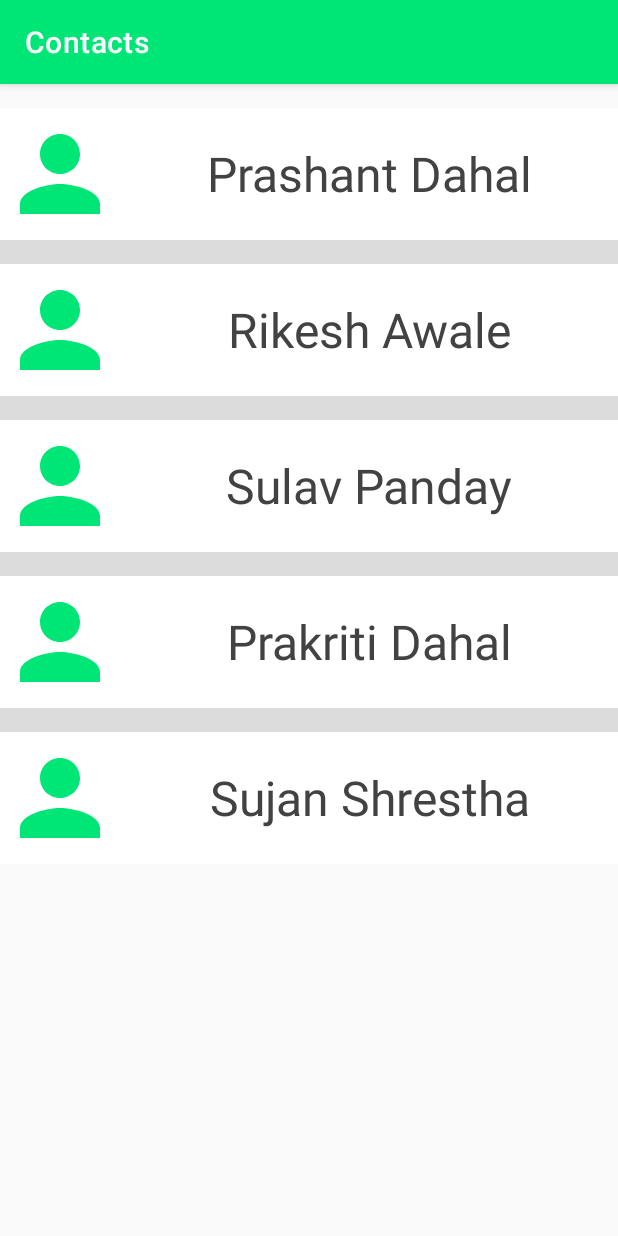
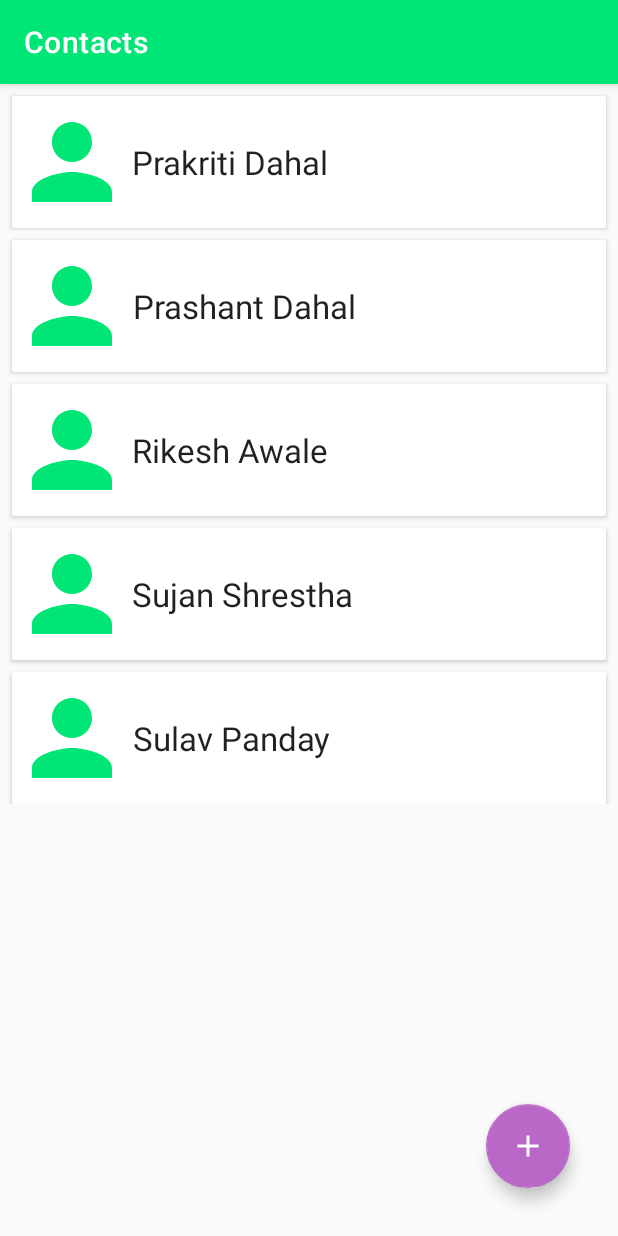
Before and after one commit to a1tereg0/Contacts, an Android app: the screen it shows after launch (MainActivity), on a phone screen of 412 x 824 dp. Run offline under Robolectric (Android 15) with nearby library versions, the phone set to English and light mode, and no system bars; our stand-ins replace Room's generated code.

Commit message:
Replace ListView with RecyclerView. Add a layout and class for adding new contact. Add a floating action button.Add a menu for adding contact.

```diff
--- a/app/build.gradle
+++ b/app/build.gradle
@@ -29,6 +29,7 @@ android {
 }
 
 dependencies {
+    implementation 'androidx.lifecycle:lifecycle-extensions:2.2.0'
     def lifecycle_version = "2.3.1"
     def room_version = "2.2.6"
 
--- a/app/src/main/java/com/example/contacts/ContactAdapter.java
+++ b/app/src/main/java/com/example/contacts/ContactAdapter.java
@@ -5,32 +5,52 @@ import android.view.LayoutInflater;
 import android.view.View;
 import android.view.ViewGroup;
 import android.widget.ArrayAdapter;
+import android.widget.ImageView;
 import android.widget.TextView;
 
 import androidx.annotation.NonNull;
 import androidx.annotation.Nullable;
+import androidx.recyclerview.widget.RecyclerView;
 
 import com.example.contacts.Models.Contact;
 
+import java.util.ArrayList;
 import java.util.List;
 
-public class ContactAdapter extends ArrayAdapter<Contact> {
+public class ContactAdapter extends RecyclerView.Adapter<ContactAdapter.ContactHolder> {
 
-    public ContactAdapter(@NonNull Context context, @NonNull List<Contact> objects) {
-        /* The layout resource id is 0 because we are inflating layout ourselves in the getView method*/
-        super(context, 0, objects);
-    }
+    private List<Contact> contacts = new ArrayList<>();
 
     @NonNull
     @Override
-    public View getView(int position, @Nullable View convertView, @NonNull ViewGroup parent) {
-        View listItemView = convertView;
-        if (convertView == null) {
-            listItemView = LayoutInflater.from(getContext()).inflate(R.layout.list_item, parent, false);
+    public ContactHolder onCreateViewHolder(@NonNull ViewGroup parent, int viewType) {
+        View itemView = LayoutInflater.from(parent.getContext()).inflate(R.layout.contact_item, parent, false);
+        return new ContactHolder(itemView);
+    }
+
+    @Override
+    public void onBindViewHolder(@NonNull ContactHolder holder, int position) {
+        Contact currentNote = contacts.get(position);
+        holder.textViewName.setText(currentNote.getFullName());
+    }
+
+    @Override
+    public int getItemCount() {
+        return contacts.size();
+    }
+
+    public void setContacts(List<Contact> contacts) {
+        this.contacts = contacts;
+        notifyDataSetChanged();
+    }
+
+    class ContactHolder extends RecyclerView.ViewHolder {
+        private ImageView imageViewPhoto;
+        private TextView textViewName;
+
+        public ContactHolder(@NonNull View itemView) {
+            super(itemView);
+            textViewName = itemView.findViewById(R.id.full_name_text_view);
         }
-        Contact contact = getItem(position);
-        TextView textView = (TextView) listItemView.findViewById(R.id.full_name_text_view);
-        textView.setText(contact.getFullName());
-        return listItemView;
     }
 }
--- a/app/src/main/java/com/example/contacts/MainActivity.java
+++ b/app/src/main/java/com/example/contacts/MainActivity.java
@@ -1,8 +1,14 @@
 package com.example.contacts;
 
+import androidx.annotation.Nullable;
 import androidx.appcompat.app.AppCompatActivity;
+import androidx.lifecycle.AndroidViewModel;
 import androidx.lifecycle.Observer;
+import androidx.lifecycle.ViewModel;
 import androidx.lifecycle.ViewModelProvider;
+import androidx.lifecycle.ViewModelProviders;
+import androidx.recyclerview.widget.LinearLayoutManager;
+import androidx.recyclerview.widget.RecyclerView;
 
 import android.content.Intent;
 import android.os.Bundle;
@@ -15,40 +21,60 @@ import android.widget.Toast;
 import com.example.contacts.Models.Contact;
 import com.example.contacts.Models.ContactList;
 import com.example.contacts.Models.ContactViewModal;
+import com.google.android.material.floatingactionbutton.FloatingActionButton;
 
 import java.util.ArrayList;
 import java.util.List;
 
 public class MainActivity extends AppCompatActivity {
 
+    public static final int ADD_CONTACT_REQUEST_CODE = 200;
+
     private ContactViewModal contactViewModal;
 
-    ListView listView;
-    ArrayList<Contact> contacts = ContactList.getContacts();
     @Override
     protected void onCreate(Bundle savedInstanceState) {
         super.onCreate(savedInstanceState);
         setContentView(R.layout.activity_main);
 
-        contactViewModal = new ViewModelProvider(this).get(ContactViewModal.class);
+        RecyclerView recyclerView = findViewById(R.id.list);
+        recyclerView.setLayoutManager(new LinearLayoutManager(this));
+        recyclerView.setHasFixedSize(true);
+        ContactAdapter adapter = new ContactAdapter();
+        recyclerView.setAdapter(adapter);
+
+        contactViewModal = ViewModelProviders.of(this).get(ContactViewModal.class);
         contactViewModal.getContacts().observe(this, new Observer<List<Contact>>() {
             @Override
             public void onChanged(List<Contact> contacts) {
-                // update RecyclerView or ListView
-                Toast.makeText(MainActivity.this, "onChanged", Toast.LENGTH_LONG).show();
+                adapter.setContacts(contacts);
             }
         });
 
-        ContactAdapter adapter = new ContactAdapter(this, contacts);
-        listView = (ListView) findViewById(R.id.list);
-        listView.setAdapter(adapter);
-        listView.setOnItemClickListener(new AdapterView.OnItemClickListener() {
+        FloatingActionButton  addContactButton = findViewById(R.id.add_contact_button);
+        addContactButton.setOnClickListener(new View.OnClickListener() {
             @Override
-            public void onItemClick(AdapterView<?> parent, View view, int position, long id) {
-                Intent intent = new Intent(MainActivity.this, ContactActivity.class);
-                intent.putExtra("EXTRA_LIST_ITEM_POSITION", position);
-                startActivity(intent);
+            public void onClick(View v) {
+                Intent intent = new Intent(MainActivity.this, AddContactActivity.class);
+                startActivityForResult(intent, ADD_CONTACT_REQUEST_CODE);
             }
         });
     }
+
+    @Override
+    protected void onActivityResult(int requestCode, int resultCode, @Nullable Intent data) {
+        super.onActivityResult(requestCode, resultCode, data);
+        if (requestCode == ADD_CONTACT_REQUEST_CODE && resultCode == RESULT_OK) {
+            String firstName = data.getStringExtra(AddContactActivity.EXTRA_FIRST_NAME);
+            String lastName = data.getStringExtra(AddContactActivity.EXTRA_LAST_NAME);
+            String phoneNumber = data.getStringExtra(AddContactActivity.EXTRA_PHONE_NUMBER);
+            String emailAddress = data.getStringExtra(AddContactActivity.EXTRA_EMAIL_ADDRESS);
+
+            Contact contact = new Contact(firstName, lastName, phoneNumber, emailAddress);
+            contactViewModal.insert(contact);
+            Toast.makeText(this, contact.getFullName()+" added to contacts", Toast.LENGTH_LONG).show();
+        } else {
+            Toast.makeText(this, "Contact not saved", Toast.LENGTH_LONG).show();
+        }
+    }
 }
--- a/app/src/main/java/com/example/contacts/Models/ContactDatabase.java
+++ b/app/src/main/java/com/example/contacts/Models/ContactDatabase.java
@@ -47,12 +47,6 @@ public abstract class ContactDatabase extends RoomDatabase {
             contactDao.insert(new Contact("Sulav", "Panday", "123222444", "sulavpanday@gmail.com"));
             contactDao.insert(new Contact("Prakriti", "Dahal", "9832555224", "dahalprakriti@gmail.com"));
             contactDao.insert(new Contact("Sujan", "Shrestha", "9841454289", "suzanshrestha1@gmail.com"));
-            contactDao.insert(new Contact("Sujan", "Shrestha", "9841454289", "suzanshrestha1@gmail.com"));
-            contactDao.insert(new Contact("Sujan", "Shrestha", "9841454289", "suzanshrestha1@gmail.com"));
-            contactDao.insert(new Contact("Sujan", "Shrestha", "9841454289", "suzanshrestha1@gmail.com"));
-            contactDao.insert(new Contact("Sujan", "Shrestha", "9841454289", "suzanshrestha1@gmail.com"));
-            contactDao.insert(new Contact("Sujan", "Shrestha", "9841454289", "suzanshrestha1@gmail.com"));
-            contactDao.insert(new Contact("Sujan", "Shrestha", "9841454289", "suzanshrestha1@gmail.com"));
             return null;
         }
     }
--- a/app/src/main/java/com/example/contacts/Models/ContactRepository.java
+++ b/app/src/main/java/com/example/contacts/Models/ContactRepository.java
@@ -18,15 +18,15 @@ public class ContactRepository {
     }
 
     public void insert(Contact contact) {
-        new InsertContactAsyncTask(contactDao).execute();
+        new InsertContactAsyncTask(contactDao).execute(contact);
     }
 
     public void update(Contact contact) {
-        new UpdateContactAsyncTask(contactDao).execute();
+        new UpdateContactAsyncTask(contactDao).execute(contact);
     }
 
     public void delete (Contact contact) {
-        new DeleteContactAsyncTask(contactDao).execute();
+        new DeleteContactAsyncTask(contactDao).execute(contact);
     }
 
     public void deleteAllContacts() {
--- /dev/null
+++ b/app/src/main/res/drawable/ic_baseline_add_24.xml
@@ -0,0 +1,5 @@
+<vector android:height="24dp" android:tint="#BA68C8"
+    android:viewportHeight="24" android:viewportWidth="24"
+    android:width="24dp" xmlns:android="http://schemas.android.com/apk/res/android">
+    <path android:fillColor="@android:color/white" android:pathData="M19,13h-6v6h-2v-6H5v-2h6V5h2v6h6v2z"/>
+</vector>
--- /dev/null
+++ b/app/src/main/res/drawable/ic_baseline_done_24.xml
@@ -0,0 +1,5 @@
+<vector android:height="24dp" android:tint="#BA68C8"
+    android:viewportHeight="24" android:viewportWidth="24"
+    android:width="24dp" xmlns:android="http://schemas.android.com/apk/res/android">
+    <path android:fillColor="@android:color/white" android:pathData="M9,16.2L4.8,12l-1.4,1.4L9,19 21,7l-1.4,-1.4L9,16.2z"/>
+</vector>
--- a/app/src/main/res/layout/activity_main.xml
+++ b/app/src/main/res/layout/activity_main.xml
@@ -1,21 +1,26 @@
 <?xml version="1.0" encoding="utf-8"?>
-<LinearLayout xmlns:android="http://schemas.android.com/apk/res/android"
+<androidx.coordinatorlayout.widget.CoordinatorLayout xmlns:android="http://schemas.android.com/apk/res/android"
     xmlns:app="http://schemas.android.com/apk/res-auto"
     xmlns:tools="http://schemas.android.com/tools"
     android:layout_width="match_parent"
     android:layout_height="match_parent"
     android:background="@color/backgroundColor"
-    tools:context=".MainActivity">
+    tools:context=".MainActivity"
+    android:orientation="vertical">
 
-    <ListView
-        android:dividerHeight="16dp"
-        android:layout_marginTop="@dimen/default_vertical_margin"
+    <androidx.recyclerview.widget.RecyclerView
         android:id="@+id/list"
         android:layout_width="match_parent"
         android:layout_height="wrap_content"
-        android:orientation="vertical"
-        />
+        tools:listitem="@layout/contact_item" />
+    <com.google.android.material.floatingactionbutton.FloatingActionButton
+        android:id="@+id/add_contact_button"
+        android:layout_width="wrap_content"
+        android:layout_height="wrap_content"
+        android:src="@drawable/ic_baseline_add_24"
+        android:layout_gravity="bottom|end"
+        android:contentDescription="@string/add_contact"
+        android:layout_marginBottom="32dp"
+        android:layout_marginEnd="32dp"/>
 
-
-
-</LinearLayout>
+</androidx.coordinatorlayout.widget.CoordinatorLayout>
--- /dev/null
+++ b/app/src/main/res/layout/contact_item.xml
@@ -0,0 +1,36 @@
+<?xml version="1.0" encoding="utf-8"?>
+<androidx.cardview.widget.CardView xmlns:android="http://schemas.android.com/apk/res/android"
+    xmlns:app="http://schemas.android.com/apk/res-auto"
+    android:layout_width="match_parent"
+    android:layout_height="wrap_content"
+    xmlns:tools="http://schemas.android.com/tools"
+    android:layout_marginTop="8dp"
+    android:layout_marginStart="8dp"
+    android:layout_marginEnd="8dp">
+
+    <LinearLayout
+        xmlns:android="http://schemas.android.com/apk/res/android"
+        xmlns:app="http://schemas.android.com/apk/res-auto"
+        android:layout_width="match_parent"
+        android:orientation="horizontal"
+        style="@style/ListItemStyles"
+        android:layout_height="@dimen/list_item_height">
+
+        <ImageView
+            android:layout_width="wrap_content"
+            android:layout_height="match_parent"
+            android:contentDescription="@string/profile_picture"
+            app:srcCompat="@drawable/ic_baseline_person_80" />
+        <TextView
+            android:id="@+id/full_name_text_view"
+            android:layout_width="wrap_content"
+            android:layout_height="match_parent"
+            tools:text="Prashant Dahal"
+            android:textAppearance="@style/TextAppearance.AppCompat.Large"
+            android:maxLines="1"
+            android:ellipsize="end"
+            android:gravity="center"
+            />
+    </LinearLayout>
+
+</androidx.cardview.widget.CardView>
--- a/app/src/main/res/layout/list_item.xml
+++ /dev/null
@@ -1,24 +0,0 @@
-<?xml version="1.0" encoding="utf-8"?>
-<LinearLayout
-    xmlns:android="http://schemas.android.com/apk/res/android"
-    xmlns:app="http://schemas.android.com/apk/res-auto"
-    xmlns:tools="http://schemas.android.com/tools"
-    android:layout_width="match_parent"
-    android:orientation="horizontal"
-    style="@style/ListItemStyles"
-    android:layout_height="@dimen/list_item_height">
-
-    <ImageView
-        android:layout_width="wrap_content"
-        android:layout_height="match_parent"
-        android:contentDescription="@string/profile_picture"
-        app:srcCompat="@drawable/ic_baseline_person_80" />
-    <TextView
-        android:id="@+id/full_name_text_view"
-        android:layout_width="0dp"
-        android:layout_weight="1"
-        tools:text="Prashant Dahal"
-        android:textSize="@dimen/list_item_text_size"
-        android:gravity="center"
-        android:layout_height="match_parent"/>
-</LinearLayout>
--- a/app/src/main/res/values/strings.xml
+++ b/app/src/main/res/values/strings.xml
@@ -5,4 +5,5 @@
     <string name="last_name">Last Name</string>
     <string name="phone">Phone Number</string>
     <string name="email">Email Address</string>
+    <string name="add_contact">Add contact</string>
 </resources>
--- a/app/src/main/res/values/themes.xml
+++ b/app/src/main/res/values/themes.xml
@@ -12,14 +12,9 @@
         <!-- Status bar color. -->
         <item name="android:statusBarColor" tools:targetApi="l">?attr/colorPrimaryVariant</item>
         <!-- Customize your theme here. -->
-        <item name="android:textViewStyle">@style/TextViewStyles</item>
     </style>
     <style name="ListItemStyles">
         <item name="android:background">@color/white</item>
     </style>
-    <style name="TextViewStyles" parent="Widget.AppCompat.TextView">
-        <item name="android:textColor">@color/grey_800</item>
-        <item name="android:textSize">16sp</item>
-        <item name="android:gravity">center</item>
-    </style>
+
 </resources>
```
Also changed, not shown: app/src/main/AndroidManifest.xml (+11 -3 lines), app/src/main/java/com/example/contacts/AddContactActivity.java (added, +71 -0 lines), app/src/main/res/layout/activity_add_contact.xml (added, +38 -0 lines), app/src/main/res/menu/menu_add_contact.xml (added, +9 -0 lines).
